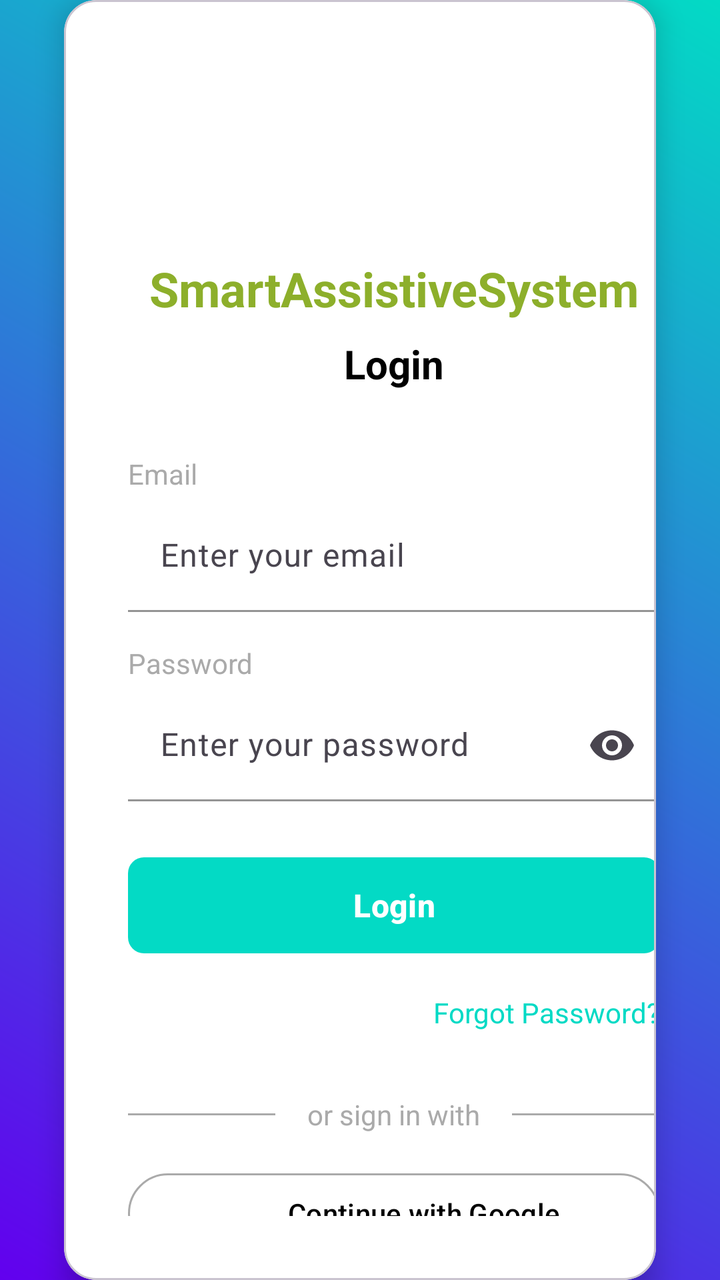
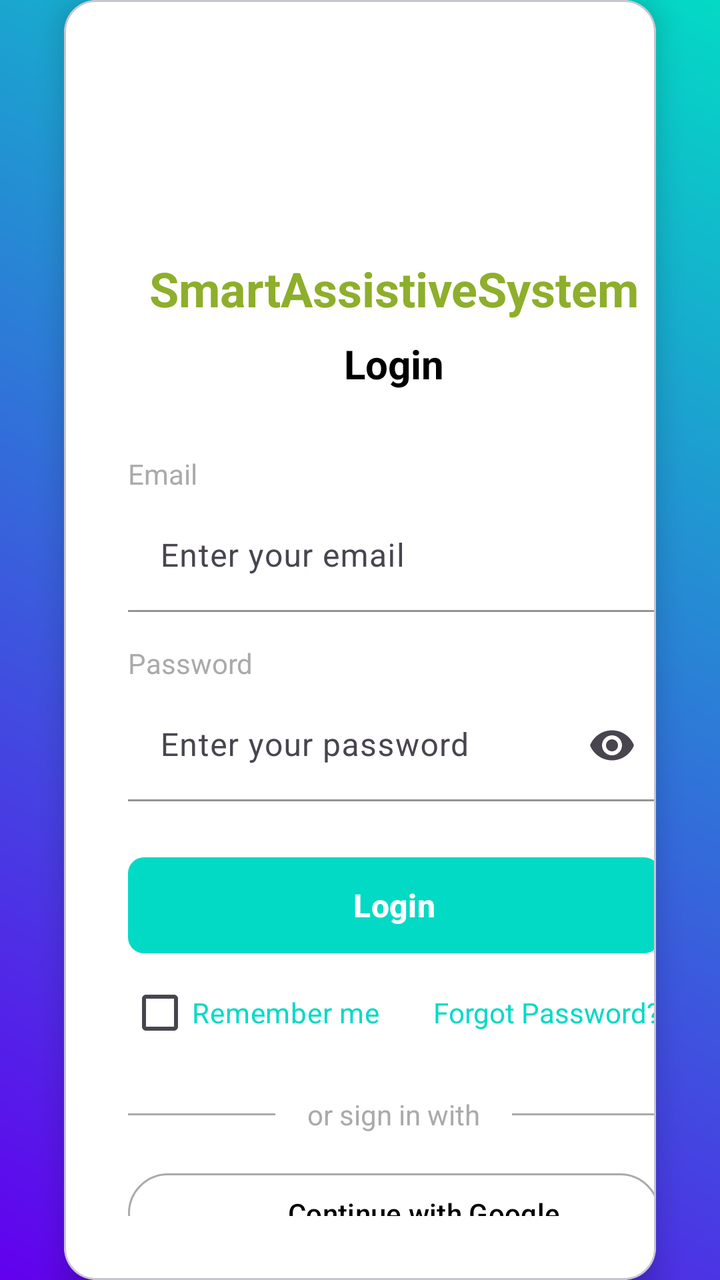

Two renders of the same Android screen: before a commit and after it. Below are the layout's source before the change and the commit's diff.
<!-- AndroidManifest.xml: application theme Theme.SmartAssistiveSystem -->
<!-- res/layout/activity_login.xml -->
<?xml version="1.0" encoding="utf-8"?>
<androidx.constraintlayout.widget.ConstraintLayout xmlns:android="http://schemas.android.com/apk/res/android"
    xmlns:app="http://schemas.android.com/apk/res-auto"
    xmlns:tools="http://schemas.android.com/tools"
    android:layout_width="match_parent"
    android:layout_height="match_parent"
    android:background="@drawable/loginactivity_gradient_background"
    tools:context=".ui.login.LoginActivity">

    
    <com.google.android.material.card.MaterialCardView
        android:id="@+id/login_card"
        android:layout_width="0dp"
        android:layout_height="wrap_content"
        android:layout_marginStart="32dp"
        android:layout_marginTop="64dp"
        android:layout_marginEnd="32dp"
        android:layout_marginBottom="64dp"
        app:cardBackgroundColor="@android:color/white"
        app:cardCornerRadius="16dp"
        app:cardElevation="8dp"
        app:layout_constraintBottom_toBottomOf="parent"
        app:layout_constraintEnd_toEndOf="parent"
        app:layout_constraintStart_toStartOf="parent"
        app:layout_constraintTop_toTopOf="parent">

        <androidx.constraintlayout.widget.ConstraintLayout
            android:layout_width="330dp"
            android:layout_height="wrap_content"
            android:padding="32dp">

            
            <ImageView
                android:id="@+id/iv_logo"
                android:layout_width="80dp"
                android:layout_height="80dp"
                android:src="@mipmap/ic_launcher_round"
                app:layout_constraintEnd_toEndOf="parent"
                app:layout_constraintStart_toStartOf="parent"
                app:layout_constraintTop_toTopOf="parent" />

            
            <TextView
                android:id="@+id/tv_app_name"
                android:layout_width="wrap_content"
                android:layout_height="wrap_content"
                android:layout_marginTop="16dp"
                android:text="@string/smartassistivesystem"
                android:textColor="@color/Name_gradient"
                android:textSize="24sp"
                android:textStyle="bold"
                app:layout_constraintEnd_toEndOf="parent"
                app:layout_constraintStart_toStartOf="parent"
                app:layout_constraintTop_toBottomOf="@id/iv_logo" />

            
            <TextView
                android:id="@+id/tv_login_title"
                android:layout_width="wrap_content"
                android:layout_height="wrap_content"
                android:layout_marginTop="8dp"
                android:text="@string/login"
                android:textColor="@android:color/black"
                android:textSize="20sp"
                android:textStyle="bold"
                app:layout_constraintEnd_toEndOf="parent"
                app:layout_constraintStart_toStartOf="parent"
                app:layout_constraintTop_toBottomOf="@id/tv_app_name" />

            
            <TextView
                android:id="@+id/tv_email_label"
                android:layout_width="wrap_content"
                android:layout_height="wrap_content"
                android:layout_marginTop="32dp"
                android:text="@string/email"
                android:textColor="@android:color/darker_gray"
                android:textSize="14sp"
                app:layout_constraintStart_toStartOf="parent"
                app:layout_constraintTop_toBottomOf="@id/tv_login_title" />

            
            <com.google.android.material.textfield.TextInputLayout
                android:id="@+id/til_email"
                android:layout_width="match_parent"
                android:layout_height="wrap_content"
                android:layout_marginTop="4dp"
                app:boxBackgroundColor="@android:color/white"
                app:boxBackgroundMode="filled"
                app:boxCornerRadiusBottomEnd="8dp"
                app:boxCornerRadiusBottomStart="8dp"
                app:boxCornerRadiusTopEnd="8dp"
                app:boxCornerRadiusTopStart="8dp"
                app:boxStrokeColor="@color/teal_200"
                app:hintTextColor="@color/teal_200"
                app:layout_constraintStart_toStartOf="parent"
                app:layout_constraintTop_toBottomOf="@id/tv_email_label">

                <com.google.android.material.textfield.TextInputEditText
                    android:id="@+id/editTextEmail"
                    android:layout_width="match_parent"
                    android:layout_height="wrap_content"
                    android:hint="@string/enter_your_email"
                    android:inputType="textEmailAddress"
                    android:textColor="@android:color/black"
                    android:textColorHint="@android:color/darker_gray" />
            </com.google.android.material.textfield.TextInputLayout>

            
            <TextView
                android:id="@+id/tv_password_label"
                android:layout_width="wrap_content"
                android:layout_height="wrap_content"
                android:layout_marginTop="16dp"
                android:text="@string/password"
                android:textColor="@android:color/darker_gray"
                android:textSize="14sp"
                app:layout_constraintStart_toStartOf="parent"
                app:layout_constraintTop_toBottomOf="@id/til_email" />

            
            <com.google.android.material.textfield.TextInputLayout
                android:id="@+id/til_password"
                android:layout_width="match_parent"
                android:layout_height="wrap_content"
                android:layout_marginTop="4dp"
                app:boxBackgroundColor="@android:color/white"
                app:boxBackgroundMode="filled"
                app:boxCornerRadiusBottomEnd="8dp"
                app:boxCornerRadiusBottomStart="8dp"
                app:boxCornerRadiusTopEnd="8dp"
                app:boxCornerRadiusTopStart="8dp"
                app:boxStrokeColor="@color/teal_200"
                app:endIconMode="password_toggle"
                app:hintTextColor="@color/teal_200"
                app:layout_constraintStart_toStartOf="parent"
                app:layout_constraintTop_toBottomOf="@id/tv_password_label">

                <com.google.android.material.textfield.TextInputEditText
                    android:id="@+id/editTextPassword"
                    android:layout_width="match_parent"
                    android:layout_height="wrap_content"
                    android:hint="@string/enter_your_password"
                    android:inputType="textPassword"
                    android:textColor="@android:color/black"
                    android:textColorHint="@android:color/darker_gray" />
            </com.google.android.material.textfield.TextInputLayout>

            
            <com.google.android.material.button.MaterialButton
                android:id="@+id/btnLogin"
                android:layout_width="match_parent"
                android:layout_height="56dp"
                android:layout_marginTop="24dp"
                android:text="@string/login"
                android:textSize="16sp"
                android:textStyle="bold"
                app:backgroundTint="@color/teal_200"
                app:cornerRadius="8dp"
                app:layout_constraintStart_toStartOf="parent"
                app:layout_constraintTop_toBottomOf="@id/til_password" />

            
            <TextView
                android:id="@+id/tv_forgot_password"
                android:layout_width="wrap_content"
                android:layout_height="wrap_content"
                android:layout_marginTop="16dp"
                android:background="?attr/selectableItemBackground"
                android:clickable="true"
                android:focusable="true"
                android:text="@string/forgot_password"
                android:textColor="@color/teal_200"
                android:textSize="14sp"
                app:layout_constraintEnd_toEndOf="parent"
                app:layout_constraintTop_toBottomOf="@id/btnLogin" />

            
            <LinearLayout
                android:id="@+id/social_divider"
                android:layout_width="match_parent"
                android:layout_height="wrap_content"
                android:layout_marginTop="32dp"
                android:gravity="center_vertical"
                android:orientation="horizontal"
                app:layout_constraintStart_toStartOf="parent"
                app:layout_constraintTop_toBottomOf="@id/tv_forgot_password">

                <View
                    android:layout_width="0dp"
                    android:layout_height="1dp"
                    android:layout_weight="1"
                    android:background="@android:color/darker_gray" />

                <TextView
                    android:layout_width="wrap_content"
                    android:layout_height="wrap_content"
                    android:layout_marginHorizontal="16dp"
                    android:text="@string/or_sign_in_with"
                    android:textColor="@android:color/darker_gray"
                    android:textSize="14sp" />

                <View
                    android:layout_width="0dp"
                    android:layout_height="1dp"
                    android:layout_weight="1"
                    android:background="@android:color/darker_gray" />
            </LinearLayout>

            
            <com.google.android.material.button.MaterialButton
                android:id="@+id/btnGoogle"
                android:layout_width="match_parent"
                android:layout_height="48dp"
                android:layout_marginTop="16dp"
                android:text="@string/continue_with_google"
                android:textAllCaps="false"
                android:textColor="@android:color/black"
                app:icon="@drawable/ic_google"
                app:iconGravity="textStart"
                app:iconPadding="12dp"
                app:backgroundTint="@android:color/white"
                app:strokeColor="@android:color/darker_gray"
                app:strokeWidth="1dp"
                app:layout_constraintStart_toStartOf="parent"
                app:layout_constraintTop_toBottomOf="@id/social_divider" />

            
            <TextView
                android:id="@+id/tv_sign_up"
                android:layout_width="wrap_content"
                android:layout_height="wrap_content"
                android:layout_marginTop="24dp"
                android:text="@string/don_t_have_an_account_sign_up"
                android:textColor="@android:color/darker_gray"
                android:textSize="14sp"
                app:layout_constraintEnd_toEndOf="parent"
                app:layout_constraintStart_toStartOf="parent"
                app:layout_constraintTop_toBottomOf="@id/btnGoogle" />

        </androidx.constraintlayout.widget.ConstraintLayout>

    </com.google.android.material.card.MaterialCardView>

</androidx.constraintlayout.widget.ConstraintLayout>
<!-- resources referenced by this layout -->
<resources>
  <color name="Name_gradient">#8DAF2B</color>
  <color name="teal_200">#03DAC5</color>
  <!-- drawable ic_google (drawable) -->
  <vector xmlns:android="http://schemas.android.com/apk/res/android" android:width="24dp" android:height="24dp" android:viewportWidth="24" android:viewportHeight="24" android:tint="?attr/colorControlNormal">
      <path android:fillColor="@android:color/white" android:pathData="M12.479,14.265v-3.279h11.049c0.108,0.571,0.164,1.247,0.164,1.979c0,2.46-0.672,5.502-2.84,7.669 C18.744,22.829,16.051,24,12.483,24C5.869,24,0.308,18.613,0.308,12S5.869,0,12.483,0c3.659,0,6.265,1.436,8.223,3.307L18.392,5.62 c-1.404-1.317-3.307-2.341-5.913-2.341C7.65,3.279,3.873,7.171,3.873,12s3.777,8.721,8.606,8.721c3.132,0,4.916-1.258,6.059-2.401 c0.927-0.927,1.537-2.251,1.777-4.059L12.479,14.265z"/>
  </vector>
  <!-- drawable loginactivity_gradient_background (drawable) -->
  <?xml version="1.0" encoding="utf-8"?>
  <shape xmlns:android="http://schemas.android.com/apk/res/android">
      <gradient
          android:startColor="@color/purple_500"
          android:endColor="@color/teal_200"
          android:angle="45"
          android:type="linear" />
  </shape>
  <!-- mipmap ic_launcher_round (mipmap-anydpi-v26) -->
  <?xml version="1.0" encoding="utf-8"?>
  <adaptive-icon xmlns:android="http://schemas.android.com/apk/res/android">
      <background android:drawable="@drawable/ic_launcher_background"/>
      <foreground android:drawable="@mipmap/ic_launcher_foreground"/>
  </adaptive-icon>
  <string name="continue_with_google">Continue with Google</string>
  <string name="don_t_have_an_account_sign_up">Don\'t have an account? Sign Up</string>
  <string name="email">Email</string>
  <string name="enter_your_email">Enter your email</string>
  <string name="enter_your_password">Enter your password</string>
  <string name="forgot_password">Forgot Password?</string>
  <string name="login">Login</string>
  <string name="or_sign_in_with">or sign in with</string>
  <string name="password">Password</string>
  <string name="smartassistivesystem">SmartAssistiveSystem</string>
  <style name="Theme.SmartAssistiveSystem" parent="Theme.Material3.DayNight.NoActionBar">
          
          <item name="windowActionBar">false</item>
          <item name="windowNoTitle">true</item>
  
          
          <item name="colorPrimary">@color/purple_500</item>
          <item name="colorPrimaryVariant">@color/purple_700</item>
          <item name="colorOnPrimary">@color/white</item>
  
          
          <item name="colorSecondary">@color/teal_200</item>
          <item name="colorOnSecondary">@color/black</item>
  
          
          <item name="android:statusBarColor">?attr/colorPrimaryVariant</item>
  
          
          <item name="actionMenuTextAppearance">@style/ActionMenuTextStyle</item>
      </style>
  <color name="purple_500">#6200EE</color>
  <!-- drawable ic_launcher_background: vector/xml drawable (drawable, 4866 chars, omitted) -->
  <color name="purple_700">#3700B3</color>
  <color name="white">#FFFFFF</color>
  <color name="black">#000000</color>
  <style name="ActionMenuTextStyle" parent="@android:style/TextAppearance.Widget.IconMenu.Item">
          <item name="android:textSize">14sp</item>
          <item name="android:textColor">#FFFFFF</item>
          <item name="android:textAllCaps">false</item>
      </style>
</resources>

<!-- the commit's change to res/layout/activity_login.xml (unified diff, before → after) -->
@@ -161,6 +161,19 @@
                 app:layout_constraintTop_toBottomOf="@id/til_password" />
 
             
+            <CheckBox
+                android:id="@+id/cb_remember"
+                android:layout_width="wrap_content"
+                android:layout_height="wrap_content"
+                android:layout_marginTop="16dp"
+                android:text="@string/remember_me"
+                android:textColor="@color/teal_200"
+                android:textSize="14sp"
+                app:layout_constraintStart_toStartOf="parent"
+                app:layout_constraintTop_toBottomOf="@id/btnLogin"
+                app:layout_constraintBottom_toBottomOf="@id/tv_forgot_password" />
+
+            
             <TextView
                 android:id="@+id/tv_forgot_password"
                 android:layout_width="wrap_content"
<!-- resource entries referenced after the edit -->
@@ -30,6 +30,7 @@
   <string name="login">Login</string>
   <string name="or_sign_in_with">or sign in with</string>
   <string name="password">Password</string>
+  <string name="remember_me">Remember me</string>
   <string name="smartassistivesystem">SmartAssistiveSystem</string>
   <style name="Theme.SmartAssistiveSystem" parent="Theme.Material3.DayNight.NoActionBar">
           
